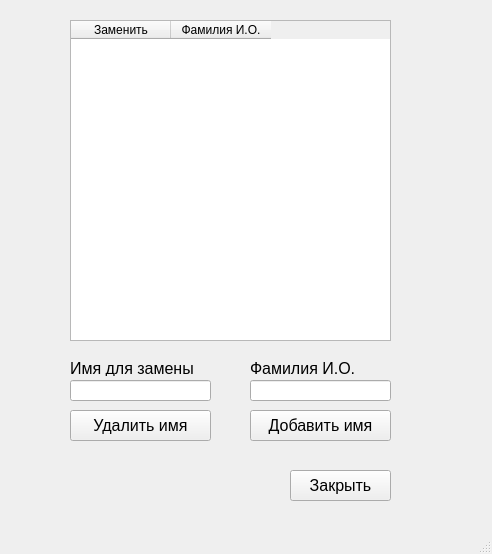
ivanzuev78/Kvart_otchet, file edit_names.ui: the form before one commit.
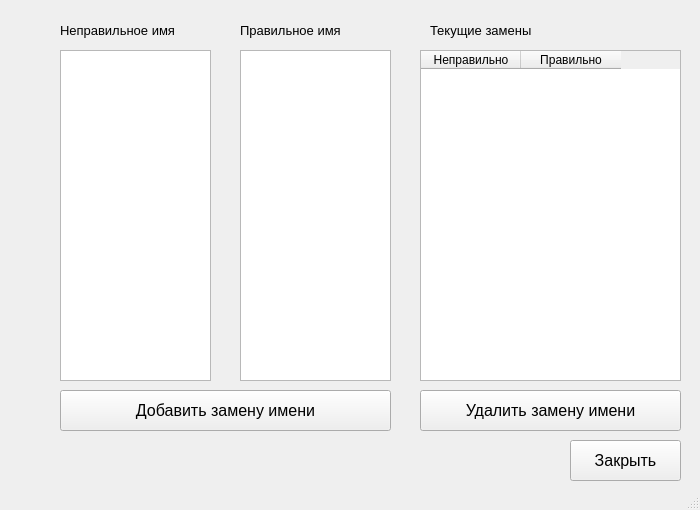
The form after the commit.

What changed in the file:
```diff
--- a/edit_names.ui
+++ b/edit_names.ui
@@ -6,10 +6,16 @@
    <rect>
     <x>0</x>
     <y>0</y>
-    <width>492</width>
-    <height>554</height>
+    <width>700</width>
+    <height>510</height>
    </rect>
   </property>
+  <property name="minimumSize">
+   <size>
+    <width>700</width>
+    <height>510</height>
+   </size>
+  </property>
   <property name="windowTitle">
    <string>MainWindow</string>
   </property>
@@ -17,30 +23,30 @@
    <widget class="QTableWidget" name="all_names_widget">
     <property name="geometry">
      <rect>
-      <x>70</x>
-      <y>20</y>
-      <width>321</width>
-      <height>321</height>
+      <x>420</x>
+      <y>50</y>
+      <width>261</width>
+      <height>331</height>
      </rect>
     </property>
     <column>
      <property name="text">
-      <string>Заменить</string>
+      <string>Неправильно</string>
      </property>
     </column>
     <column>
      <property name="text">
-      <string>Фамилия И.О.</string>
+      <string>Правильно</string>
      </property>
     </column>
    </widget>
    <widget class="QPushButton" name="save_but">
     <property name="geometry">
      <rect>
-      <x>290</x>
-      <y>470</y>
-      <width>101</width>
-      <height>31</height>
+      <x>570</x>
+      <y>440</y>
+      <width>111</width>
+      <height>41</height>
      </rect>
     </property>
     <property name="font">
@@ -52,69 +58,13 @@
      <string>Закрыть</string>
     </property>
    </widget>
-   <widget class="QLineEdit" name="bad_name">
-    <property name="geometry">
-     <rect>
-      <x>70</x>
-      <y>380</y>
-      <width>141</width>
-      <height>21</height>
-     </rect>
-    </property>
-   </widget>
-   <widget class="QLineEdit" name="good_name">
-    <property name="geometry">
-     <rect>
-      <x>250</x>
-      <y>380</y>
-      <width>141</width>
-      <height>21</height>
-     </rect>
-    </property>
-   </widget>
-   <widget class="QLabel" name="label">
-    <property name="geometry">
-     <rect>
-      <x>70</x>
-      <y>360</y>
-      <width>131</width>
-      <height>16</height>
-     </rect>
-    </property>
-    <property name="font">
-     <font>
-      <pointsize>12</pointsize>
-     </font>
-    </property>
-    <property name="text">
-     <string>Имя для замены</string>
-    </property>
-   </widget>
-   <widget class="QLabel" name="label_2">
-    <property name="geometry">
-     <rect>
-      <x>250</x>
-      <y>360</y>
-      <width>121</width>
-      <height>16</height>
-     </rect>
-    </property>
-    <property name="font">
-     <font>
-      <pointsize>12</pointsize>
-     </font>
-    </property>
-    <property name="text">
-     <string>Фамилия И.О.</string>
-    </property>
-   </widget>
    <widget class="QPushButton" name="add_name_but">
     <property name="geometry">
      <rect>
-      <x>250</x>
-      <y>410</y>
-      <width>141</width>
-      <height>31</height>
+      <x>60</x>
+      <y>390</y>
+      <width>331</width>
+      <height>41</height>
      </rect>
     </property>
     <property name="font">
@@ -123,16 +73,16 @@
      </font>
     </property>
     <property name="text">
-     <string>Добавить имя</string>
+     <string>Добавить замену имени</string>
     </property>
    </widget>
    <widget class="QPushButton" name="del_name_but">
     <property name="geometry">
      <rect>
-      <x>70</x>
-      <y>410</y>
-      <width>141</width>
-      <height>31</height>
+      <x>420</x>
+      <y>390</y>
+      <width>261</width>
+      <height>41</height>
      </rect>
     </property>
     <property name="font">
@@ -141,7 +91,81 @@
      </font>
     </property>
     <property name="text">
-     <string>Удалить имя</string>
+     <string>Удалить замену имени</string>
+    </property>
+   </widget>
+   <widget class="QListWidget" name="bad_names">
+    <property name="geometry">
+     <rect>
+      <x>60</x>
+      <y>50</y>
+      <width>151</width>
+      <height>331</height>
+     </rect>
+    </property>
+   </widget>
+   <widget class="QListWidget" name="good_names">
+    <property name="geometry">
+     <rect>
+      <x>240</x>
+      <y>50</y>
+      <width>151</width>
+      <height>331</height>
+     </rect>
+    </property>
+   </widget>
+   <widget class="QLabel" name="label">
+    <property name="geometry">
+     <rect>
+      <x>60</x>
+      <y>20</y>
+      <width>151</width>
+      <height>20</height>
+     </rect>
+    </property>
+    <property name="font">
+     <font>
+      <pointsize>10</pointsize>
+     </font>
+    </property>
+    <property name="text">
+     <string>Неправильное имя</string>
+    </property>
+   </widget>
+   <widget class="QLabel" name="label_2">
+    <property name="geometry">
+     <rect>
+      <x>240</x>
+      <y>20</y>
+      <width>151</width>
+      <height>20</height>
+     </rect>
+    </property>
+    <property name="font">
+     <font>
+      <pointsize>10</pointsize>
+     </font>
+    </property>
+    <property name="text">
+     <string>Правильное имя</string>
+    </property>
+   </widget>
+   <widget class="QLabel" name="label_3">
+    <property name="geometry">
+     <rect>
+      <x>430</x>
+      <y>20</y>
+      <width>151</width>
+      <height>20</height>
+     </rect>
+    </property>
+    <property name="font">
+     <font>
+      <pointsize>10</pointsize>
+     </font>
+    </property>
+    <property name="text">
+     <string>Текущие замены</string>
     </property>
    </widget>
   </widget>
```
